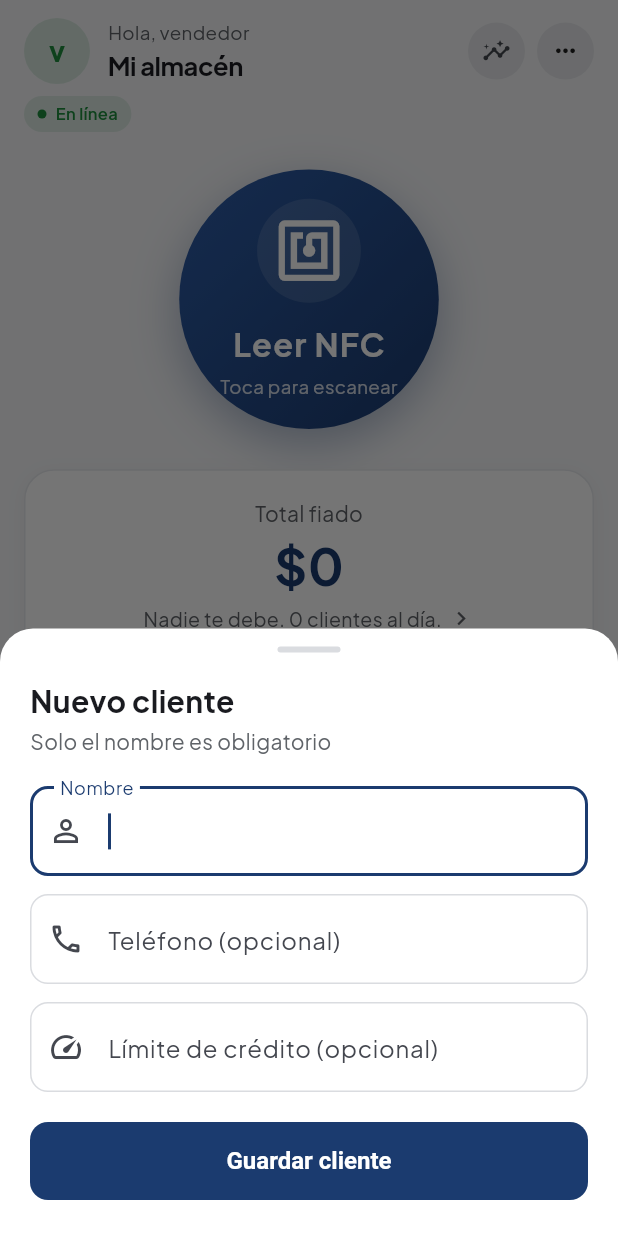
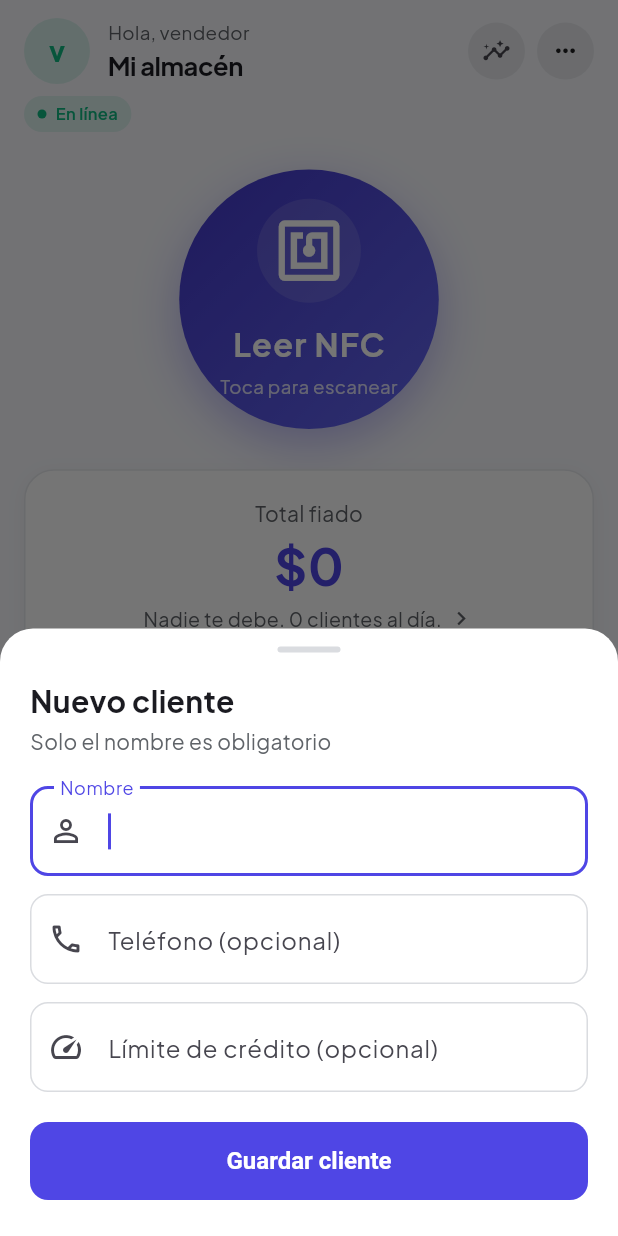
Before and after one commit to kallyfuu/Proyecto_Capstone, a Flutter app: the screen it shows once a user with an empty profile is signed in, after a tap on "Nuevo cliente", on a phone screen of 412 x 824 dp. Run offline on Flutter 3.47's test engine with Material 3 defaults, Android fonts, the phone set to English and light mode, and no system bars; drawn by our look-alikes of flutter_animate; our stand-ins replace shared_preferences, shimmer, supabase_flutter; missing offline and left inert: nfc_manager; accounts and stored records are empty.

Commit message:
Identidad visual indigo, login con cabecera curva y barra de cupo
PALETA
Indigo electrico (#4F46E5 a #6366F1) como marca, fondo lavanda suave
(#F8F9FD), menta (#10B981) para abonos y cumplidores, coral (#F43F5E) para
fiados y morosos. Tarjetas con esquinas de 20 y borde fino #E2E8F0.

Los tres colores del semaforo se verificaron antes de cambiarlos: separacion
9,1 para daltonismo y 20,6 en vision normal, las dos sobre el piso. El menta y
el ambar quedan bajo el contraste minimo de 3:1 contra el fondo claro, lo que
obliga a que cada insignia lleve el nombre del estado y un icono, que ya los
lleva.

En modo oscuro se mantienen los tonos anteriores. Un semaforo verde-ambar-rojo
no entra en el rango de luminosidad del fondo oscuro, y los que hay son el
mejor compromiso que se encontro probando seis combinaciones.

LOGIN
Cabecera con degradado y esquinas inferiores redondeadas que ocupa un tercio
de la pantalla, con el logo y el titulo en blanco. El formulario se monta
debajo. Reemplaza a la tarjeta flotando en blanco: el bloque de color le da
piso a la pantalla.

DASHBOARD
El circulo del NFC toma el degradado de marca, para que se lea como la accion
principal. Cada tarjeta de cliente muestra una barra con la porcion del cupo
ocupada, que solo aparece si el cliente tiene limite definido: una barra vacia
haria creer que no le queda cupo cuando en realidad nadie le puso uno. El
boton flotante gana margen inferior.

Cuatro pruebas nuevas sobre el calculo del cupo, incluido el caso de pasarse
del limite sin desbordar la barra.

Co-Authored-By: Claude Opus 5 <noreply@anthropic.com>

```diff
--- a/app/lib/models/cliente_saldo.dart
+++ b/app/lib/models/cliente_saldo.dart
@@ -9,6 +9,7 @@ class ClienteSaldo {
   final int saldo;
   final String? telefono;
   final String? estadoRiesgo;
+  final int? limiteCredito;
 
   const ClienteSaldo({
     required this.id,
@@ -16,6 +17,7 @@ class ClienteSaldo {
     required this.saldo,
     this.telefono,
     this.estadoRiesgo,
+    this.limiteCredito,
   });
 
   /// Lee los campos con tolerancia: si la vista todavia no expone alguna
@@ -27,8 +29,20 @@ class ClienteSaldo {
       saldo: (fila['saldo'] as num?)?.toInt() ?? 0,
       telefono: fila['telefono']?.toString(),
       estadoRiesgo: fila['estado_riesgo']?.toString(),
+      limiteCredito: (fila['limite_credito'] as num?)?.toInt(),
     );
   }
 
   bool get debe => saldo < 0;
+
+  /// Que porcion del cupo tiene ocupada, entre 0 y 1.
+  ///
+  /// Devuelve null cuando el cliente no tiene limite definido: mostrar una
+  /// barra vacia en ese caso haria creer que no le queda cupo, cuando en
+  /// realidad nadie le puso uno.
+  double? get cupoUsado {
+    final limite = limiteCredito ?? 0;
+    if (limite <= 0 || !debe) return null;
+    return (saldo.abs() / limite).clamp(0.0, 1.0);
+  }
 }
--- a/app/lib/screens/dashboard_screen.dart
+++ b/app/lib/screens/dashboard_screen.dart
@@ -149,12 +149,15 @@ class _DashboardScreenState extends State<DashboardScreen> {
           ),
         ),
       ),
-      floatingActionButton: FloatingActionButton.extended(
+      floatingActionButton: Padding(
+        padding: const EdgeInsets.only(bottom: 10, right: 4),
+        child: FloatingActionButton.extended(
         onPressed: _nuevoCliente,
         backgroundColor: AppTheme.acentoDe(context),
         foregroundColor: AppTheme.sobreAcentoDe(context),
-        icon: const Icon(Icons.person_add_alt),
-        label: const Text('Nuevo cliente'),
+          icon: const Icon(Icons.person_add_alt),
+          label: const Text('Nuevo cliente'),
+        ),
       ),
     );
   }
@@ -634,11 +637,7 @@ class _DashboardScreenState extends State<DashboardScreen> {
         height: diametro,
         decoration: BoxDecoration(
           shape: BoxShape.circle,
-          gradient: const LinearGradient(
-            begin: Alignment.topLeft,
-            end: Alignment.bottomRight,
-            colors: [AppTheme.azulClaro, AppTheme.azulProfundo],
-          ),
+          gradient: AppTheme.degradadoMarca,
           boxShadow: [
             BoxShadow(
               color: AppTheme.azulProfundo.withValues(alpha: 0.35),
@@ -896,6 +895,7 @@ class _DashboardScreenState extends State<DashboardScreen> {
   Widget _filaCliente(ClienteSaldo cliente) {
     final color = AppTheme.colorEstadoDe(context, cliente.estadoRiesgo);
     final estado = cliente.estadoRiesgo ?? 'Cumplidor';
+    final cupo = cliente.cupoUsado;
     final nombre = cliente.nombre.trim();
     final inicial = nombre.isEmpty ? '?' : nombre[0].toUpperCase();
 
@@ -986,6 +986,41 @@ class _DashboardScreenState extends State<DashboardScreen> {
                         ],
                       ),
                     ),
+                    // Cuanto del cupo que le fijo el vendedor lleva
+                    // ocupado. Solo aparece si tiene limite definido: una
+                    // barra vacia haria creer que no le queda cupo cuando en
+                    // realidad nadie le puso uno.
+                    if (cupo != null) ...[
+                      const SizedBox(height: 8),
+                      Row(
+                        children: [
+                          Expanded(
+                            child: ClipRRect(
+                              borderRadius: BorderRadius.circular(3),
+                              child: LinearProgressIndicator(
+                                value: cupo,
+                                minHeight: 4,
+                                backgroundColor: AppTheme.textoTenueDe(
+                                  context,
+                                ).withValues(alpha: 0.15),
+                                valueColor: AlwaysStoppedAnimation<Color>(
+                                  color,
+                                ),
+                              ),
+                            ),
+                          ),
+                          const SizedBox(width: 8),
+                          Text(
+                            'Cupo ${(cupo * 100).round()}%',
+                            style: TextStyle(
+                              fontSize: 10.5,
+                              fontWeight: FontWeight.w600,
+                              color: AppTheme.textoTenueDe(context),
+                            ),
+                          ),
+                        ],
+                      ),
+                    ],
                   ],
                 ),
               ),
--- a/app/lib/screens/login_screen.dart
+++ b/app/lib/screens/login_screen.dart
@@ -85,95 +85,127 @@ class _LoginScreenState extends State<LoginScreen> {
   Widget build(BuildContext context) {
     return Scaffold(
       backgroundColor: AppTheme.fondoDe(context),
-      body: SafeArea(
+      body: Column(
+        children: [
+          _cabeceraCurva(context),
+          Expanded(
+            child: SingleChildScrollView(
+              padding: const EdgeInsets.fromLTRB(22, 26, 22, 26),
               child: Center(
-          child: SingleChildScrollView(
-            padding: const EdgeInsets.all(22),
                 child: ConstrainedBox(
                   constraints: const BoxConstraints(maxWidth: 420),
-              // Entrada suave, una sola vez. No se repite: una animacion que
-              // vuelve a correr cada vez que algo cambia marea y cuesta cuadros.
                   child: Column(
                     children: [
-                  Container(
-                    padding: const EdgeInsets.fromLTRB(24, 30, 24, 26),
-                    decoration: BoxDecoration(
-                      color: Theme.of(context).colorScheme.surface,
-                      borderRadius: BorderRadius.circular(24),
-                      border: Border.all(color: AppTheme.bordeDe(context)),
-                      boxShadow: AppTheme.sombraSuave,
+                      Form(key: _formKey, child: _formulario(context)),
+                      const SizedBox(height: 22),
+                      Text(
+                        'Sistema de Fiado Inteligente  •  Versión 1.0',
+                        textAlign: TextAlign.center,
+                        style: TextStyle(
+                          fontSize: 11.5,
+                          color: AppTheme.textoTenueDe(
+                            context,
+                          ).withValues(alpha: 0.85),
                         ),
-                    child:
-                  Form(
-                    key: _formKey,
+                      ),
+                    ],
+                  ).animate().fadeIn(duration: 450.ms).slideY(
+                    begin: 0.06,
+                    end: 0,
+                    duration: 450.ms,
+                    curve: Curves.easeOutCubic,
+                  ),
+                ),
+              ),
+            ),
+          ),
+        ],
+      ),
+    );
+  }
+
+  /// Cabecera con degradado y esquinas inferiores redondeadas.
+  ///
+  /// Reemplaza a la tarjeta flotando en blanco: el bloque de color le da piso
+  /// a la pantalla y hace que el formulario se vea montado sobre algo, no
+  /// suelto en el vacio.
+  Widget _cabeceraCurva(BuildContext context) {
+    final alto = MediaQuery.of(context).size.height;
+
+    return Container(
+      width: double.infinity,
+      // Un tercio de la pantalla, con topes para que no se coma el formulario
+      // en telefonos bajos ni quede una franja perdida en los altos.
+      height: (alto * 0.33).clamp(220.0, 300.0),
+      decoration: const BoxDecoration(
+        gradient: AppTheme.degradadoMarca,
+        borderRadius: BorderRadius.vertical(bottom: Radius.circular(32)),
+      ),
+      child: SafeArea(
+        bottom: false,
         child: Column(
           mainAxisAlignment: MainAxisAlignment.center,
-                  crossAxisAlignment: CrossAxisAlignment.stretch,
           children: [
-                    Center(
-                      child: Container(
-                        width: 84,
-                        height: 84,
+            Container(
+              width: 78,
+              height: 78,
               decoration: BoxDecoration(
                 shape: BoxShape.circle,
-                          gradient: LinearGradient(
-                            begin: Alignment.topLeft,
-                            end: Alignment.bottomRight,
-                            colors: [
-                              AppTheme.acentoDe(context),
-                              AppTheme.azulClaro,
-                            ],
-                          ),
+                color: Colors.white.withValues(alpha: 0.16),
                 boxShadow: [
                   BoxShadow(
-                              color: AppTheme.acentoDe(
-                                context,
-                              ).withValues(alpha: 0.28),
-                              blurRadius: 22,
-                              offset: const Offset(0, 8),
+                    color: Colors.white.withValues(alpha: 0.22),
+                    blurRadius: 26,
                   ),
                 ],
               ),
               child: const Icon(
                 Icons.nfc_rounded,
-                          size: 40,
+                size: 38,
                 color: Colors.white,
               ),
             ),
-                    ),
-                    const SizedBox(height: 22),
-                    Text(
+            const SizedBox(height: 16),
+            const Text(
               'Fiado Inteligente',
-                      textAlign: TextAlign.center,
               style: TextStyle(
-                        fontSize: 29,
+                fontSize: 27,
                 fontWeight: FontWeight.w700,
                 letterSpacing: -0.6,
-                        color: AppTheme.acentoDe(context),
+                color: Colors.white,
               ),
             ),
-                    const SizedBox(height: 6),
+            const SizedBox(height: 4),
             Text(
               'Gestión de fiado con NFC',
-                      textAlign: TextAlign.center,
               style: TextStyle(
-                        color: AppTheme.textoTenueDe(context),
-                        fontSize: 14,
+                fontSize: 13.5,
+                color: Colors.white.withValues(alpha: 0.85),
               ),
             ),
-                    const SizedBox(height: 34),
+          ],
+        ),
+      ),
+    );
+  }
+
+  Widget _formulario(BuildContext context) {
+    return Column(
+      crossAxisAlignment: CrossAxisAlignment.stretch,
+      children: [
         TextFormField(
           controller: _emailCtrl,
           keyboardType: TextInputType.emailAddress,
           autocorrect: false,
-                      decoration: const InputDecoration(
+          decoration: InputDecoration(
             labelText: 'Correo',
-                        prefixIcon: Icon(Icons.mail_outline),
+            prefixIcon: Icon(
+              Icons.mail_outline,
+              color: AppTheme.acentoDe(context),
+            ),
           ),
           validator: (v) {
-                        if (v == null || v.trim().isEmpty) {
-                          return 'Escribe tu correo';
-                        }
+            if (v == null || v.trim().isEmpty) return 'Escribe tu correo';
             if (!v.contains('@')) return 'Correo inválido';
             return null;
           },
@@ -184,7 +216,10 @@ class _LoginScreenState extends State<LoginScreen> {
           obscureText: !_verClave,
           decoration: InputDecoration(
             labelText: 'Contraseña',
-                        prefixIcon: const Icon(Icons.lock_outline),
+            prefixIcon: Icon(
+              Icons.lock_outline,
+              color: AppTheme.acentoDe(context),
+            ),
             suffixIcon: IconButton(
               tooltip: _verClave ? 'Ocultar' : 'Mostrar',
               icon: Icon(
@@ -193,14 +228,11 @@ class _LoginScreenState extends State<LoginScreen> {
                     : Icons.visibility_outlined,
                 size: 20,
               ),
-                          onPressed: () =>
-                              setState(() => _verClave = !_verClave),
+              onPressed: () => setState(() => _verClave = !_verClave),
             ),
           ),
           validator: (v) {
-                        if (v == null || v.isEmpty) {
-                          return 'Escribe tu contraseña';
-                        }
+            if (v == null || v.isEmpty) return 'Escribe tu contraseña';
             if (v.length < 6) return 'Mínimo 6 caracteres';
             return null;
           },
@@ -211,8 +243,8 @@ class _LoginScreenState extends State<LoginScreen> {
           Container(
             padding: const EdgeInsets.all(12),
             decoration: BoxDecoration(
-                          color: AppTheme.morosoDe(context).withValues(alpha: 0.12),
-                          borderRadius: BorderRadius.circular(10),
+              color: AppTheme.morosoDe(context).withValues(alpha: 0.10),
+              borderRadius: BorderRadius.circular(12),
             ),
             child: Row(
               children: [
@@ -233,24 +265,28 @@ class _LoginScreenState extends State<LoginScreen> {
           ),
         ],
         const SizedBox(height: 24),
-                    // El boton cuenta en que va: espera, exito o listo para
-                    // pulsar. El verde con el visto dura un instante antes de
-                    // que el AuthGate cambie de pantalla, para que el salto al
-                    // panel no se sienta seco.
-                    FilledButton(
-                      style: _entroBien
-                          ? FilledButton.styleFrom(
-                              backgroundColor: AppTheme.cumplidorDe(context),
-                            )
-                          : null,
+        // El boton cuenta en que va: espera, exito o listo para pulsar. El
+        // verde con el visto dura un instante antes de que el AuthGate cambie
+        // de pantalla, para que el salto no se sienta seco.
+        DecoratedBox(
+          decoration: BoxDecoration(
+            gradient: _entroBien ? null : AppTheme.degradadoMarca,
+            color: _entroBien ? AppTheme.cumplidorDe(context) : null,
+            borderRadius: BorderRadius.circular(16),
+          ),
+          child: FilledButton(
+            style: FilledButton.styleFrom(
+              backgroundColor: Colors.transparent,
+              shadowColor: Colors.transparent,
+            ),
             onPressed: (_cargando || _entroBien) ? null : _enviar,
             child: AnimatedSwitcher(
               duration: const Duration(milliseconds: 220),
               child: _entroBien
-                            ? Icon(
+                  ? const Icon(
                       Icons.check_rounded,
-                                key: const ValueKey('ok'),
-                                color: AppTheme.sobreAcentoDe(context),
+                      key: ValueKey('ok'),
+                      color: Colors.white,
                     ).animate().scale(
                       begin: const Offset(0.4, 0.4),
                       end: const Offset(1, 1),
@@ -258,26 +294,26 @@ class _LoginScreenState extends State<LoginScreen> {
                       curve: Curves.easeOutBack,
                     )
                   : _cargando
-                            ? SizedBox(
-                                key: const ValueKey('cargando'),
+                  ? const SizedBox(
+                      key: ValueKey('cargando'),
                       height: 22,
                       width: 22,
                       child: CircularProgressIndicator(
                         strokeWidth: 2.5,
-                                  color: AppTheme.sobreAcentoDe(context),
+                        color: Colors.white,
                       ),
                     )
                   : Text(
-                                _modoRegistro
-                                    ? 'Crear cuenta'
-                                    : 'Iniciar sesión',
+                      _modoRegistro ? 'Crear cuenta' : 'Iniciar sesión',
                       key: const ValueKey('texto'),
+                      style: const TextStyle(color: Colors.white),
+                    ),
             ),
           ),
         ),
         const SizedBox(height: 8),
         TextButton(
-                      onPressed: _cargando
+          onPressed: _cargando || _entroBien
               ? null
               : () => setState(() {
                   _modoRegistro = !_modoRegistro;
@@ -290,31 +326,6 @@ class _LoginScreenState extends State<LoginScreen> {
           ),
         ),
       ],
-                ),
-                  ),
-                  ),
-                  const SizedBox(height: 20),
-                  Text(
-                    'Sistema de Fiado Inteligente  •  Versión 1.0',
-                    textAlign: TextAlign.center,
-                    style: TextStyle(
-                      fontSize: 11.5,
-                      color: AppTheme.textoTenueDe(
-                        context,
-                      ).withValues(alpha: 0.85),
-                    ),
-                  ),
-                ],
-              ).animate().fadeIn(duration: 450.ms).slideY(
-                begin: 0.08,
-                end: 0,
-                duration: 450.ms,
-                curve: Curves.easeOutCubic,
-              ),
-            ),
-          ),
-        ),
-      ),
     );
   }
 }
--- a/app/lib/theme/app_theme.dart
+++ b/app/lib/theme/app_theme.dart
@@ -12,6 +12,14 @@ class AppTheme {
   /// una sala con mala senal caeria a la fuente del sistema.
   static const String fuente = 'PlusJakartaSans';
 
+  /// Degradado de marca. Va en el circulo del NFC, la cabecera del login y
+  /// el boton principal, para que el acento sea el mismo en toda la app.
+  static const LinearGradient degradadoMarca = LinearGradient(
+    begin: Alignment.topLeft,
+    end: Alignment.bottomRight,
+    colors: [Color(0xFF4338CA), Color(0xFF6366F1)],
+  );
+
   /// Sombra de tarjeta: apenas perceptible. Una sombra negra pesada envejece
   /// la interfaz y ademas cuesta mas de dibujar en gama media.
   static List<BoxShadow> get sombraSuave => [
@@ -23,13 +31,13 @@ class AppTheme {
   ];
 
   // Marca
-  static const Color azulProfundo = Color(0xFF1B3B6F);
-  static const Color azulClaro = Color(0xFF2E5EAA);
+  static const Color azulProfundo = Color(0xFF4F46E5);
+  static const Color azulClaro = Color(0xFF6366F1);
 
   // Semaforo de riesgo (tema claro): significan estado, nunca decoracion.
-  static const Color cumplidor = Color(0xFF1E8E3E);
+  static const Color cumplidor = Color(0xFF10B981);
   static const Color atrasado = Color(0xFFF29900);
-  static const Color moroso = Color(0xFFD93025);
+  static const Color moroso = Color(0xFFF43F5E);
 
   // Semaforo de riesgo (tema oscuro): versiones aclaradas para que no
   // queden apagadas sobre fondo negro. Los iconos y textos del panel se
@@ -39,7 +47,7 @@ class AppTheme {
   static const Color morosoOscuro = Color(0xFFE85D52);
 
   // Neutros (tema claro)
-  static const Color fondo = Color(0xFFF6F7F9);
+  static const Color fondo = Color(0xFFF8F9FD);
   static const Color superficie = Colors.white;
   static const Color textoTenue = Color(0xFF5F6368);
   static const Color bordeClaro = Color(0xFFE8EAED);
@@ -175,8 +183,8 @@ class AppTheme {
         color: superficie,
         elevation: 0,
         shape: RoundedRectangleBorder(
-          borderRadius: BorderRadius.circular(14),
-          side: const BorderSide(color: Color(0xFFE8EAED)),
+          borderRadius: BorderRadius.circular(20),
+          side: const BorderSide(color: Color(0xFFE2E8F0)),
         ),
       ),
     );
@@ -239,7 +247,7 @@ class AppTheme {
         color: superficieOscura,
         elevation: 0,
         shape: RoundedRectangleBorder(
-          borderRadius: BorderRadius.circular(14),
+          borderRadius: BorderRadius.circular(20),
           side: const BorderSide(color: bordeOscuro),
         ),
       ),
```
Also changed, not shown: 1 other file. Lines whose indentation alone changed are shown as unchanged.
